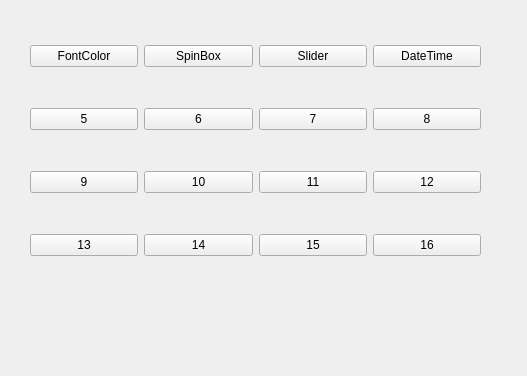
This is src/QT_Demo/entry_form.ui in dbase/QT_Demo as Qt 5 draws it before an edit. The edited form follows.
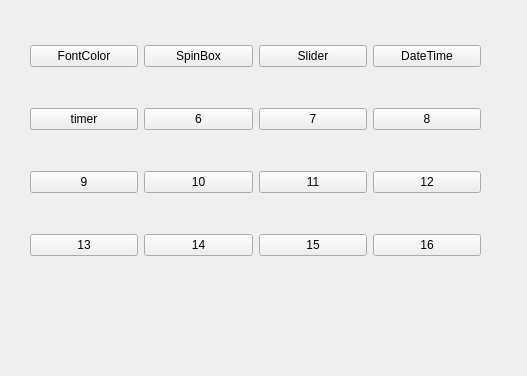
This is the edited form.

Commit message: QT_Demo版本：增加学习Timer定时器控件的界面

Diff of the .ui file:
```diff
--- a/src/QT_Demo/entry_form.ui
+++ b/src/QT_Demo/entry_form.ui
@@ -54,7 +54,7 @@
     <item row="1" column="0">
      <widget class="QPushButton" name="btn5">
       <property name="text">
-       <string>5</string>
+       <string>timer</string>
       </property>
      </widget>
     </item>
```
The commit also changes 7 other files.
